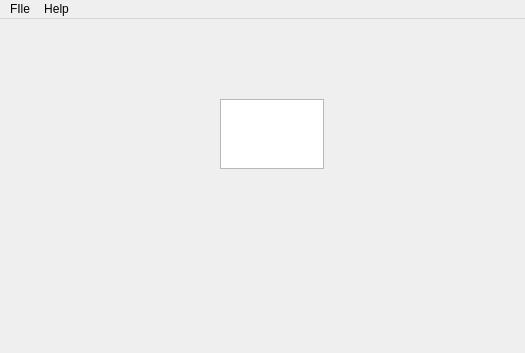
Above: ui/passerine.ui from BojanV03/RS14-passerine before the change. Below: the same form after it.
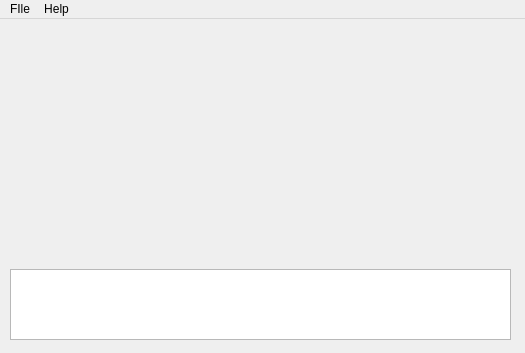
That is the form after the change.

What changed in the file:
```diff
--- a/ui/passerine.ui
+++ b/ui/passerine.ui
@@ -23,10 +23,10 @@
    <widget class="QTextEdit" name="tbLyrics">
     <property name="geometry">
      <rect>
-      <x>220</x>
-      <y>80</y>
-      <width>104</width>
-      <height>70</height>
+      <x>10</x>
+      <y>250</y>
+      <width>501</width>
+      <height>71</height>
      </rect>
     </property>
    </widget>
```
Left out of the diff: 2 changed lines with no effect on the pictures.
